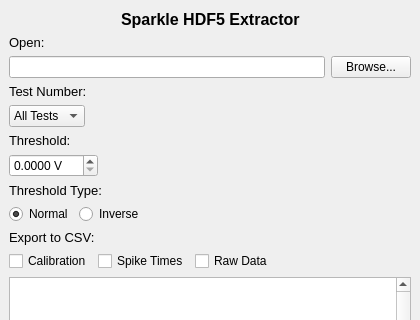
Before: the Qt Designer form main.ui in portfors-lab/Sparkle-HDF5-Extractor, drawn with Qt 5; both pictures show x 0 to 420 and y 0 to 320 of the 420 by 500 pixel window.
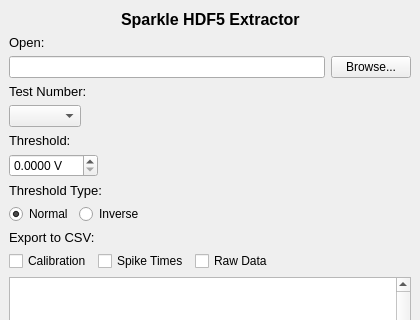
After: the same form once the commit is applied.

Commit message: Changed Spike Counting and Removed "All Tests"

What changed in the file:
```diff
--- a/main.ui
+++ b/main.ui
@@ -87,13 +87,7 @@
         <item>
          <layout class="QHBoxLayout" name="horizontalLayout_10">
           <item>
-           <widget class="QComboBox" name="comboBox_test_num">
-            <item>
-             <property name="text">
-              <string>All Tests</string>
-             </property>
-            </item>
-           </widget>
+           <widget class="QComboBox" name="comboBox_test_num"/>
           </item>
           <item>
            <spacer name="horizontalSpacer_2">
```
The commit also changes 2 other files.
